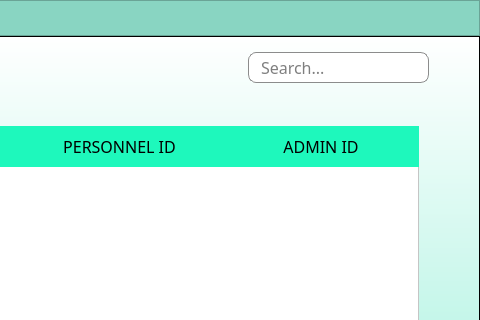
This is log.ui in marcryangil/facemaskdetection as Qt 5 draws it before an edit; both pictures show x 462 to 942 and y 0 to 320 of the 942 by 495 pixel window. The edited form follows.
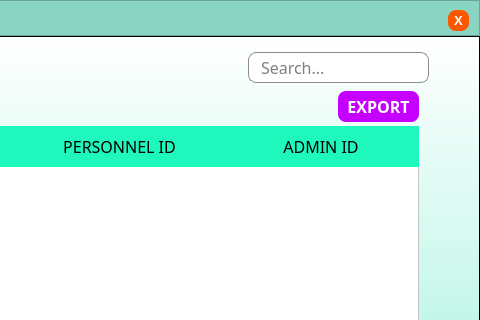
This is the edited form. Icons and pictures are not drawn.

Commit message: export function updated

Patch:
```diff
--- a/log.ui
+++ b/log.ui
@@ -87,6 +87,53 @@
         <bool>true</bool>
        </property>
       </widget>
+      <widget class="QPushButton" name="exitbtn">
+       <property name="geometry">
+        <rect>
+         <x>910</x>
+         <y>10</y>
+         <width>21</width>
+         <height>21</height>
+        </rect>
+       </property>
+       <property name="minimumSize">
+        <size>
+         <width>0</width>
+         <height>0</height>
+        </size>
+       </property>
+       <property name="font">
+        <font>
+         <family>MS Shell Dlg 2</family>
+         <pointsize>10</pointsize>
+         <weight>75</weight>
+         <bold>true</bold>
+        </font>
+       </property>
+       <property name="autoFillBackground">
+        <bool>false</bool>
+       </property>
+       <property name="styleSheet">
+        <string notr="true">QPushButton{
+	background-color: rgba(255,87,0,255);
+	border: none;
+	color: rgb(255, 255, 255);
+	border-radius: 8px;
+}
+QPushButton:hover{
+	background-color: rgb(31, 211, 166);
+}
+QPushButton:pressed{
+	background-color: rgb(22, 154, 121)
+}</string>
+       </property>
+       <property name="text">
+        <string>X</string>
+       </property>
+       <property name="flat">
+        <bool>false</bool>
+       </property>
+      </widget>
      </widget>
     </item>
     <item>
@@ -669,6 +716,53 @@
         <bool>true</bool>
        </property>
       </widget>
+      <widget class="QPushButton" name="btnExport">
+       <property name="geometry">
+        <rect>
+         <x>800</x>
+         <y>55</y>
+         <width>81</width>
+         <height>31</height>
+        </rect>
+       </property>
+       <property name="minimumSize">
+        <size>
+         <width>0</width>
+         <height>0</height>
+        </size>
+       </property>
+       <property name="font">
+        <font>
+         <family>Work Sans SemiBold</family>
+         <pointsize>12</pointsize>
+         <weight>75</weight>
+         <bold>true</bold>
+        </font>
+       </property>
+       <property name="autoFillBackground">
+        <bool>false</bool>
+       </property>
+       <property name="styleSheet">
+        <string notr="true">QPushButton{
+	background-color: rgba(197,0,255,255);
+	border: none;
+	color: rgb(255, 255, 255);
+	border-radius: 8px;
+}
+QPushButton:hover{
+	background-color: rgb(31, 211, 166);
+}
+QPushButton:pressed{
+	background-color: rgb(22, 154, 121)
+}</string>
+       </property>
+       <property name="text">
+        <string>EXPORT</string>
+       </property>
+       <property name="flat">
+        <bool>false</bool>
+       </property>
+      </widget>
       <zorder>tableWidgetGuest</zorder>
       <zorder>tableWidget</zorder>
       <zorder>lineSearch</zorder>
```
Left out of the diff: 1 changed line with no effect on the pictures. The commit also changes 10 other files.
